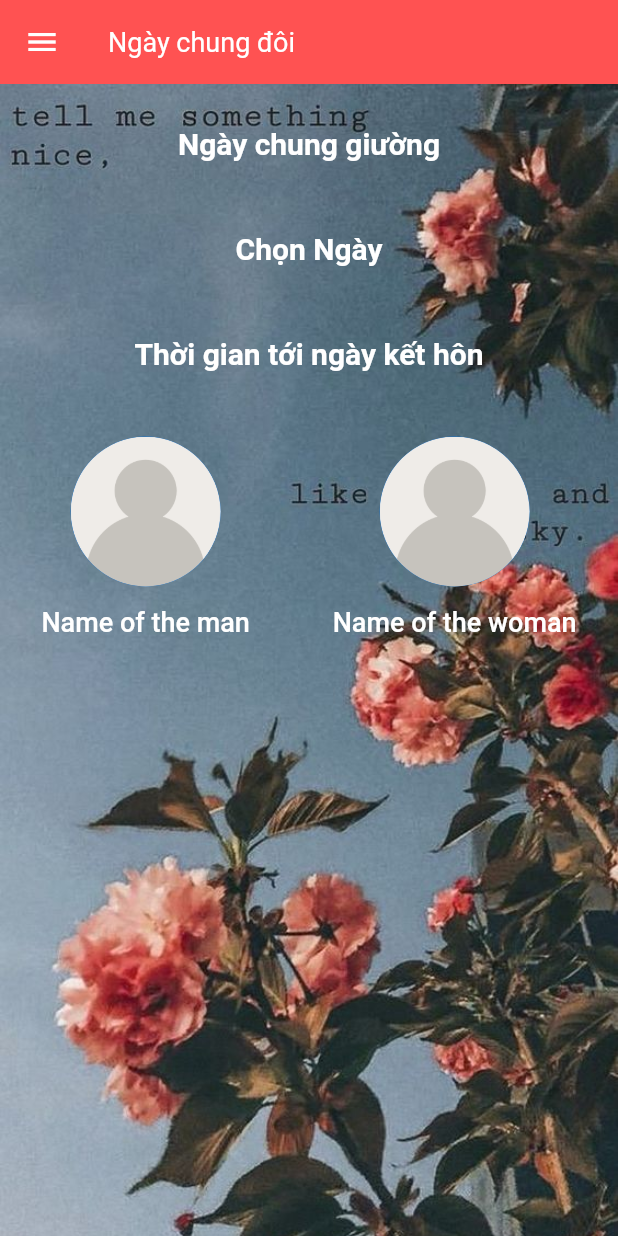
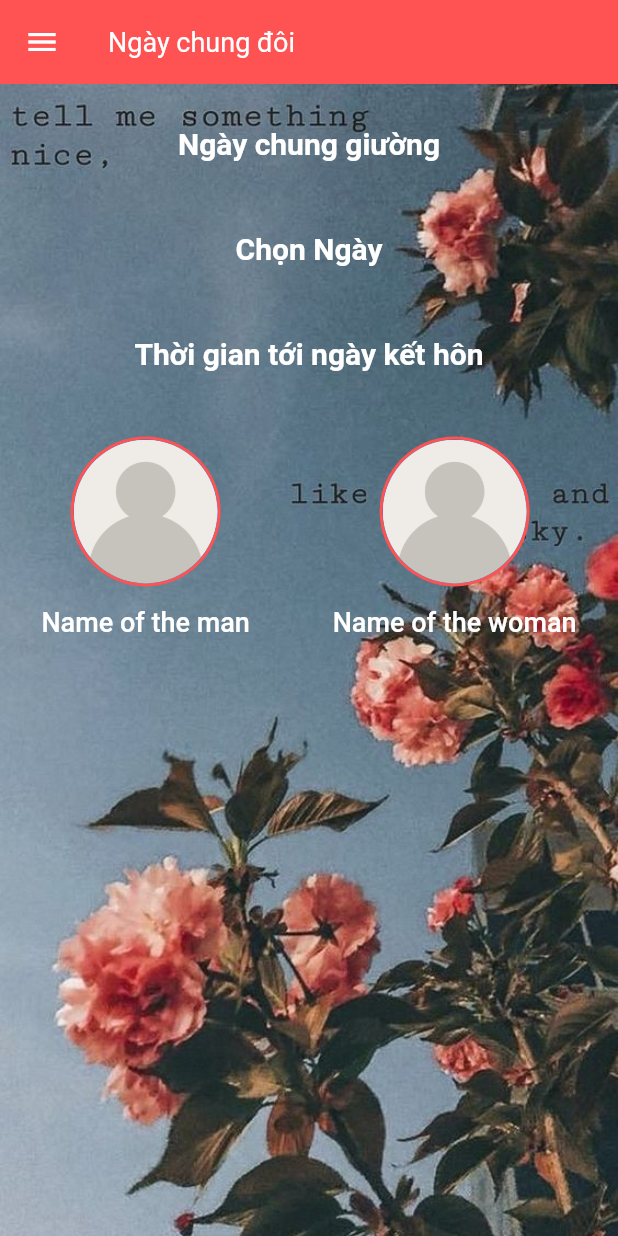
Before and after one commit to ndtam273/OurWedding, a Flutter app: the screen it shows after launch, in the side drawer, after a tap on "Home", on a phone screen of 412 x 824 dp. Run offline on Flutter 3.47's test engine with Material 2 defaults, Android fonts, the phone set to English and light mode, and no system bars; our stand-ins replace camera, image_picker, shared_preferences; Roboto replaces fonts that are missing (Muli).

Commit message:
Animation Avatar

```diff
--- /dev/null
+++ b/lib/screens/CountDownScreen/components/avatar_animation.dart
@@ -0,0 +1,51 @@
+import 'package:flutter/material.dart';
+
+class AvatarAnimation extends StatefulWidget {
+  final ImageProvider avatar;
+
+  AvatarAnimation({
+    this.avatar,
+  });
+
+  @override
+  _AvatarAnimationState createState() => _AvatarAnimationState();
+}
+
+class _AvatarAnimationState extends State<AvatarAnimation>
+    with TickerProviderStateMixin {
+  AnimationController _animationController;
+  Tween<double> _tween = Tween(begin: 1, end: 1.1);
+  double _radius = 50;
+
+  @override
+  void initState() {
+    super.initState();
+
+    _animationController = AnimationController(
+      duration: const Duration(seconds: 1),
+      vsync: this,
+    );
+    _animationController.repeat(reverse: true);
+  }
+
+  @override
+  Widget build(BuildContext context) {
+    return CircleAvatar(
+      // Border color
+      radius: _radius,
+      backgroundColor: Colors.redAccent.shade200,
+      child: ScaleTransition(
+        scale: _tween.animate(
+          CurvedAnimation(
+            parent: _animationController,
+            curve: Curves.elasticIn,
+          ),
+        ),
+        child: CircleAvatar(
+          radius: _radius - 2,
+          backgroundImage: widget.avatar,
+        ),
+      ),
+    );
+  }
+}
--- a/lib/screens/CountDownScreen/components/avatar_username_item.dart
+++ b/lib/screens/CountDownScreen/components/avatar_username_item.dart
@@ -8,6 +8,7 @@ import 'package:source_code/providers/user_app.dart';
 import 'package:source_code/screens/CameraScreen/camera_screen.dart';
 
 import '../../../enums.dart';
+import 'avatar_animation.dart';
 
 class AvatarUserNameItem extends StatelessWidget {
   final Sex sex;
@@ -168,7 +169,9 @@ class AvatarUserNameItem extends StatelessWidget {
             onPressed: () {
               _showBottonModalPopup(context);
             },
-            child: CircleAvatar(radius: 50, backgroundImage: avatar),
+            child: AvatarAnimation(
+              avatar: avatar,
+            ),
           ),
           FlatButton(
             onPressed: () {
--- a/lib/screens/CountDownScreen/components/information_datetime_item.dart
+++ b/lib/screens/CountDownScreen/components/information_datetime_item.dart
@@ -22,8 +22,9 @@ class _InformationDateTimeItemState extends State<InformationDateTimeItem> {
 
     bool isShowCountDown = weddingDayMilliseconds > 0;
 
-    return Container(
-      color: Colors.black26,
+    return AnimatedContainer(
+      duration: const Duration(seconds: 5),
+      color: isShowCountDown ? Colors.black26 : Colors.transparent,
       height: isShowCountDown ? 180 : 0,
       child: isShowCountDown
           ? StreamBuilder(
@@ -73,7 +74,16 @@ class _InformationDateTimeItemState extends State<InformationDateTimeItem> {
                 }
               },
             )
-          : Text('STOP'),
+          : Center(
+              child: Text(
+                'STOP !!!',
+                style: TextStyle(
+                  color: Colors.redAccent,
+                  fontWeight: FontWeight.bold,
+                  fontSize: 30,
+                ),
+              ),
+            ),
     );
   }
 }
```
